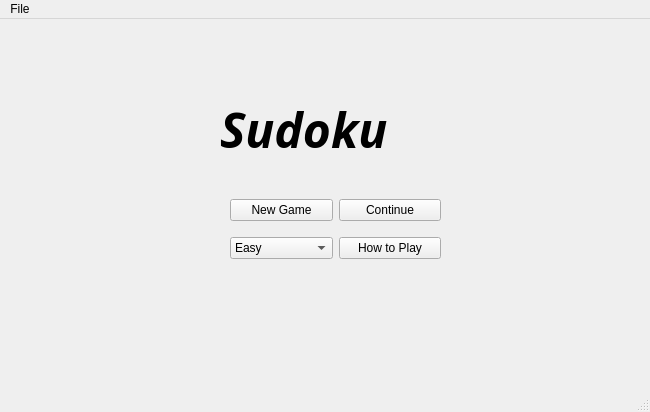
First picture: the form in projects/project2/Project2/mainwindow.ui, repository angrymasteryoda/cis-17b, before the edit.
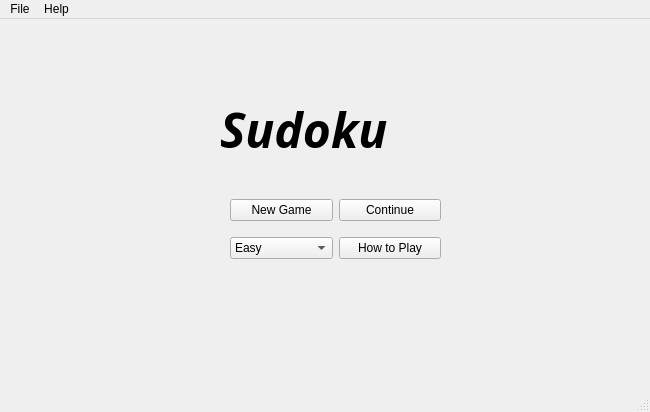
Second picture: the form after the edit.

```diff
--- a/projects/project2/Project2/mainwindow.ui
+++ b/projects/project2/Project2/mainwindow.ui
@@ -128,7 +128,14 @@
     <addaction name="actionSaveExit"/>
     <addaction name="actionExit"/>
    </widget>
+   <widget class="QMenu" name="menuHelp">
+    <property name="title">
+     <string>Help</string>
+    </property>
+    <addaction name="actionHow_to_play"/>
+   </widget>
    <addaction name="menuFile"/>
+   <addaction name="menuHelp"/>
   </widget>
   <widget class="QStatusBar" name="statusbar"/>
   <action name="actionNew_Game">
```
Left out of the diff: 14 changed lines with no effect on the pictures.
